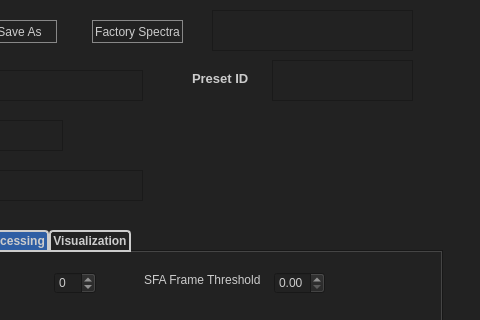
Old version of the form source/resources/preset_editor.ui in the repository jaytreee/PresetEditor; both pictures show x 158 to 638 and y 0 to 320 of the 638 by 721 pixel window.
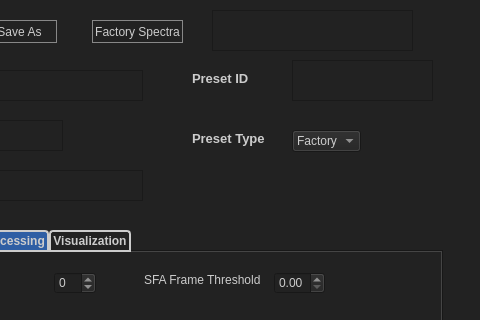
New version of the form.

Commit message: Fixed Linebreaks and added PresetType Combobox

```diff
--- a/source/resources/preset_editor.ui
+++ b/source/resources/preset_editor.ui
@@ -950,7 +950,7 @@
    <widget class="QPlainTextEdit" name="PresetIDTextBox">
     <property name="geometry">
      <rect>
-      <x>430</x>
+      <x>450</x>
       <y>60</y>
       <width>141</width>
       <height>41</height>
@@ -999,6 +999,54 @@
      <bool>false</bool>
     </property>
    </widget>
+   <widget class="QLabel" name="PresetIDLabel_2">
+    <property name="geometry">
+     <rect>
+      <x>350</x>
+      <y>130</y>
+      <width>81</width>
+      <height>16</height>
+     </rect>
+    </property>
+    <property name="font">
+     <font>
+      <pointsize>10</pointsize>
+      <weight>75</weight>
+      <bold>true</bold>
+     </font>
+    </property>
+    <property name="toolTip">
+     <string>&lt;html&gt;&lt;head/&gt;&lt;body&gt;&lt;p&gt;Preset Identifier&lt;/p&gt;&lt;/body&gt;&lt;/html&gt;</string>
+    </property>
+    <property name="text">
+     <string>Preset Type</string>
+    </property>
+   </widget>
+   <widget class="QComboBox" name="presetTypeBox">
+    <property name="geometry">
+     <rect>
+      <x>450</x>
+      <y>130</y>
+      <width>69</width>
+      <height>22</height>
+     </rect>
+    </property>
+    <item>
+     <property name="text">
+      <string>Factory</string>
+     </property>
+    </item>
+    <item>
+     <property name="text">
+      <string>Customer</string>
+     </property>
+    </item>
+    <item>
+     <property name="text">
+      <string>User</string>
+     </property>
+    </item>
+   </widget>
   </widget>
   <widget class="QMenuBar" name="menubar">
    <property name="geometry">
```
The commit also changes 3 other files.
